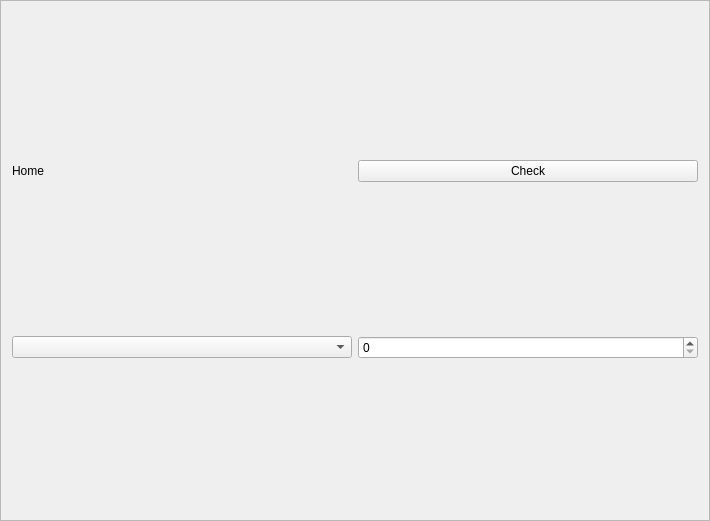
This is src/views/message/message.ui in RyotaUnzai/candybox as Qt 5 draws it before an edit. The edited form follows.
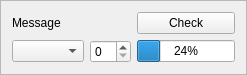
This is the edited form.

Patch:
```diff
--- a/src/views/message/message.ui
+++ b/src/views/message/message.ui
@@ -6,8 +6,8 @@
    <rect>
     <x>0</x>
     <y>0</y>
-    <width>710</width>
-    <height>521</height>
+    <width>247</width>
+    <height>69</height>
    </rect>
   </property>
   <property name="windowTitle">
@@ -20,26 +20,33 @@
    <enum>QFrame::Raised</enum>
   </property>
   <layout class="QGridLayout" name="gridLayout">
-   <item row="0" column="0">
-    <widget class="QLabel" name="L_qss">
-     <property name="text">
-      <string>Home</string>
-     </property>
-    </widget>
-   </item>
-   <item row="0" column="1">
+   <item row="0" column="2">
     <widget class="QPushButton" name="PB_qss">
      <property name="text">
       <string>Check</string>
      </property>
     </widget>
    </item>
+   <item row="0" column="0">
+    <widget class="QLabel" name="L_qss">
+     <property name="text">
+      <string>Message</string>
+     </property>
+    </widget>
+   </item>
    <item row="1" column="0">
     <widget class="QComboBox" name="Cb_qss"/>
    </item>
    <item row="1" column="1">
     <widget class="QSpinBox" name="SB_qss"/>
    </item>
+   <item row="1" column="2">
+    <widget class="QProgressBar" name="progressBar">
+     <property name="value">
+      <number>24</number>
+     </property>
+    </widget>
+   </item>
   </layout>
  </widget>
  <resources/>
```
Left out of the diff: 4 changed lines with no effect on the pictures.
